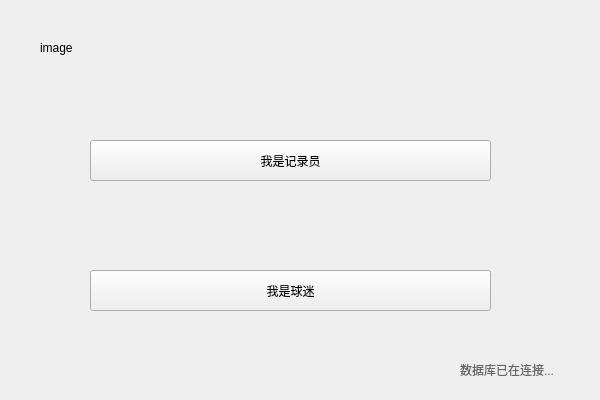
Old version of the form mainwindow.ui in the repository Ozal220/WorldCupManagerSystem.
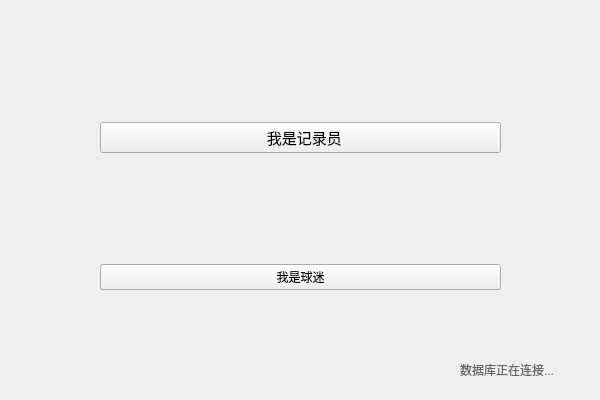
New version of the form. Icons and pictures are not drawn.

Commit message: 大致功能已完成，新增球迷模式

```diff
--- a/mainwindow.ui
+++ b/mainwindow.ui
@@ -17,45 +17,6 @@
    <string>MainWindow</string>
   </property>
   <widget class="QWidget" name="centralWidget">
-   <widget class="QPushButton" name="fansButton">
-    <property name="geometry">
-     <rect>
-      <x>90</x>
-      <y>270</y>
-      <width>401</width>
-      <height>41</height>
-     </rect>
-    </property>
-    <property name="styleSheet">
-     <string notr="true">font: 75 11pt &quot;微软雅黑&quot;;
-selection-color: rgb(223, 223, 223);</string>
-    </property>
-    <property name="text">
-     <string>我是球迷</string>
-    </property>
-   </widget>
-   <widget class="QPushButton" name="managerButton">
-    <property name="geometry">
-     <rect>
-      <x>90</x>
-      <y>140</y>
-      <width>401</width>
-      <height>41</height>
-     </rect>
-    </property>
-    <property name="autoFillBackground">
-     <bool>true</bool>
-    </property>
-    <property name="styleSheet">
-     <string notr="true">alternate-background-color: rgb(148, 148, 148);
-
-font: 11pt &quot;微软雅黑&quot;;
-selection-background-color: rgb(76, 76, 76);</string>
-    </property>
-    <property name="text">
-     <string>我是记录员</string>
-    </property>
-   </widget>
    <widget class="QLabel" name="connectLable">
     <property name="geometry">
      <rect>
@@ -70,21 +31,94 @@
 color: rgb(104, 104, 104);</string>
     </property>
     <property name="text">
-     <string>数据库已在连接...</string>
+     <string>数据库正在连接...</string>
     </property>
    </widget>
-   <widget class="QLabel" name="image">
+   <widget class="QWidget" name="verticalLayoutWidget">
     <property name="geometry">
      <rect>
-      <x>40</x>
-      <y>40</y>
-      <width>72</width>
-      <height>15</height>
+      <x>0</x>
+      <y>0</y>
+      <width>601</width>
+      <height>401</height>
      </rect>
     </property>
-    <property name="text">
-     <string>image</string>
-    </property>
+    <layout class="QVBoxLayout" name="verticalLayout">
+     <property name="spacing">
+      <number>0</number>
+     </property>
+     <property name="leftMargin">
+      <number>100</number>
+     </property>
+     <property name="rightMargin">
+      <number>100</number>
+     </property>
+     <property name="bottomMargin">
+      <number>0</number>
+     </property>
+     <item>
+      <widget class="QPushButton" name="managerButton">
+       <property name="font">
+        <font>
+         <family>微软雅黑</family>
+         <pointsize>11</pointsize>
+         <weight>50</weight>
+         <italic>false</italic>
+         <bold>false</bold>
+        </font>
+       </property>
+       <property name="cursor">
+        <cursorShape>PointingHandCursor</cursorShape>
+       </property>
+       <property name="autoFillBackground">
+        <bool>true</bool>
+       </property>
+       <property name="styleSheet">
+        <string notr="true">alternate-background-color: rgb(148, 148, 148);
+
+font: 11pt &quot;微软雅黑&quot;;
+selection-background-color: rgb(76, 76, 76);</string>
+       </property>
+       <property name="text">
+        <string>  我是记录员</string>
+       </property>
+       <property name="icon">
+        <iconset resource="resourse.qrc">
+         <normaloff>:/new/prefix1/icons8-sql-database-administrators-group-48.png</normaloff>:/new/prefix1/icons8-sql-database-administrators-group-48.png</iconset>
+       </property>
+       <property name="iconSize">
+        <size>
+         <width>50</width>
+         <height>50</height>
+        </size>
+       </property>
+      </widget>
+     </item>
+     <item>
+      <widget class="QPushButton" name="fansButton">
+       <property name="cursor">
+        <cursorShape>PointingHandCursor</cursorShape>
+       </property>
+       <property name="styleSheet">
+        <string notr="true">font: 75 11pt &quot;微软雅黑&quot;;
+selection-color: rgb(223, 223, 223);</string>
+       </property>
+       <property name="text">
+        <string>我是球迷</string>
+       </property>
+       <property name="icon">
+        <iconset resource="resourse.qrc">
+         <normaloff>:/new/prefix1/icons8-soccer-48.png</normaloff>:/new/prefix1/icons8-soccer-48.png</iconset>
+       </property>
+       <property name="iconSize">
+        <size>
+         <width>50</width>
+         <height>50</height>
+        </size>
+       </property>
+      </widget>
+     </item>
+    </layout>
    </widget>
   </widget>
  </widget>
```
Left out of the diff: 6 changed lines with no effect on the pictures. The commit also changes 74 other files.
